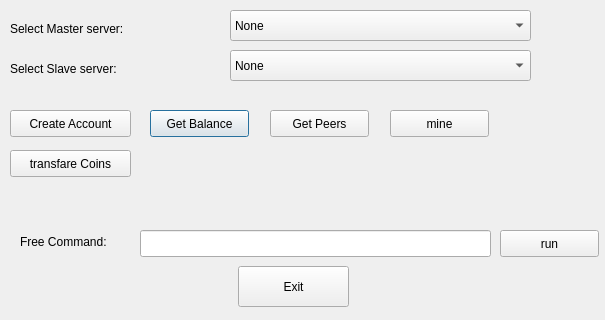
Old version of the form commands.ui in the repository calebxyz/bitcon_server.
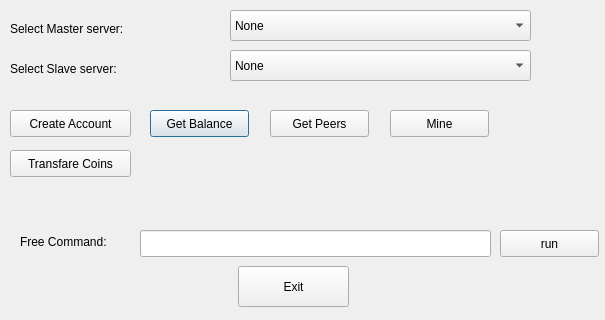
New version of the form.

```diff
--- a/commands.ui
+++ b/commands.ui
@@ -167,7 +167,7 @@
     </rect>
    </property>
    <property name="text">
-    <string>mine</string>
+    <string>Mine</string>
    </property>
   </widget>
   <widget class="QPushButton" name="pushButton_7">
@@ -180,7 +180,7 @@
     </rect>
    </property>
    <property name="text">
-    <string>transfare Coins</string>
+    <string>Transfare Coins</string>
    </property>
   </widget>
  </widget>
```
